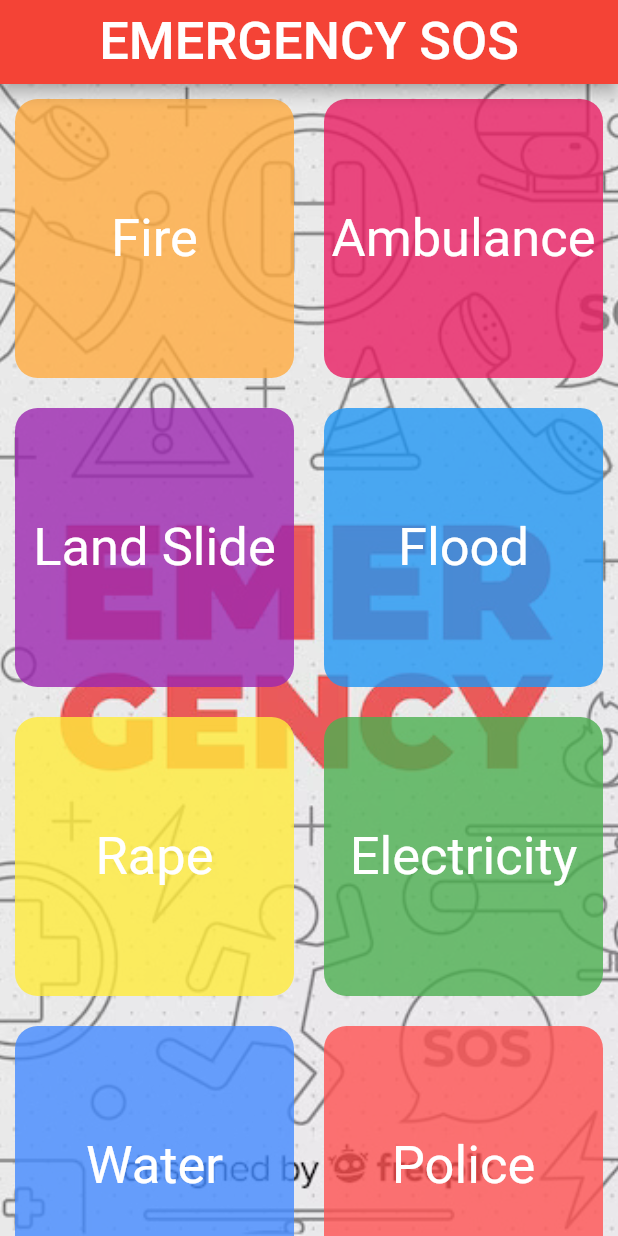
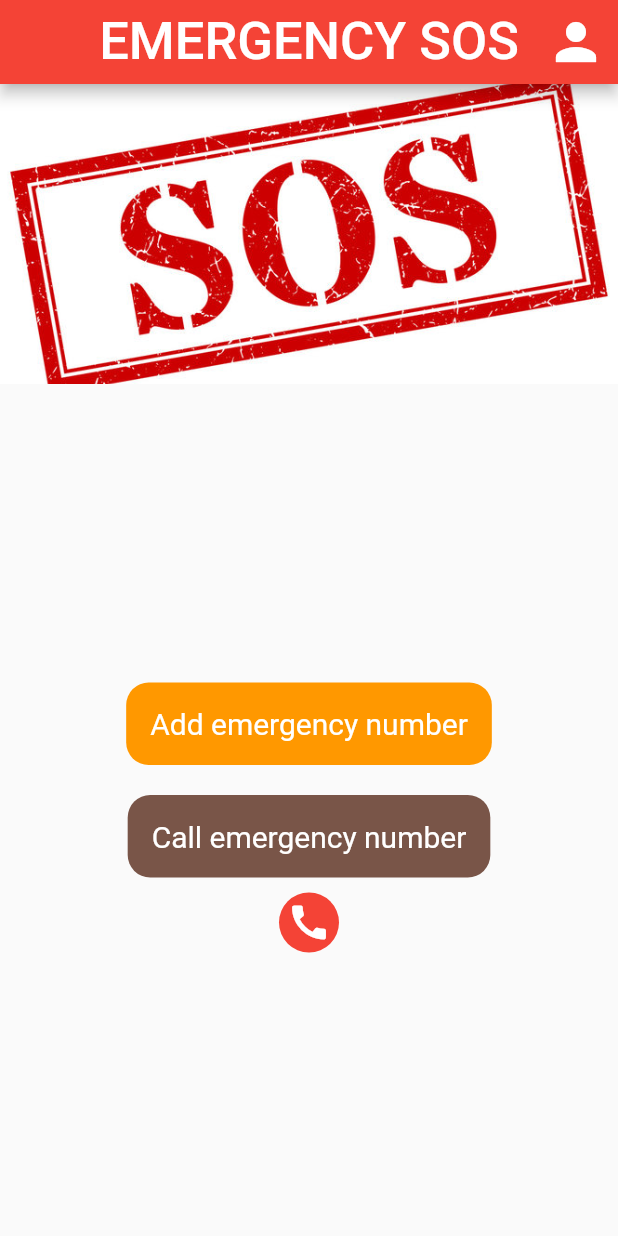
Before and after one commit to VihanDI/Emergency-SOS-App, a Flutter app: the screen it shows after launch, on a phone screen of 412 x 824 dp. Run offline on Flutter 3.47's test engine with Material 2 defaults, Android fonts, the phone set to English and light mode, and no system bars.

Commit message:
neew sos 2
after the logn sign in fixed

```diff
--- a/sos_app 2/sample/lib/Pages/Electricity.dart
+++ b/sos_app 2/sample/lib/Pages/Electricity.dart
@@ -16,7 +16,7 @@ class ElectricityPage extends StatelessWidget {
     return Scaffold(
       appBar: AppBar(
         title: const Text(
-          'EMERGENCY SOS Electricity',
+          'Electricity',
           style: TextStyle(fontSize: 25, color: Colors.white),
         ),
         centerTitle: true,
--- a/sos_app 2/sample/lib/Pages/Fire.dart
+++ b/sos_app 2/sample/lib/Pages/Fire.dart
@@ -16,7 +16,7 @@ class FirePage extends StatelessWidget {
     return Scaffold(
       appBar: AppBar(
         title: const Text(
-          'EMERGENCY SOS ',
+          'Fire ',
           style: TextStyle(fontSize: 25, color: Colors.white),
         ),
         centerTitle: true,
--- a/sos_app 2/sample/lib/Pages/Flood.dart
+++ b/sos_app 2/sample/lib/Pages/Flood.dart
@@ -3,7 +3,7 @@ import 'package:url_launcher/url_launcher.dart';
 
 class FloodPage extends StatelessWidget {
   void _makeEmergencyCall() async {
-    const url = 'tel:1990'; // Change the number to '1990'
+    const url = 'tel:117'; // Change the number to '1990'
     if (await canLaunch(url)) {
       await launch(url);
     } else {
@@ -16,7 +16,7 @@ class FloodPage extends StatelessWidget {
     return Scaffold(
       appBar: AppBar(
         title: const Text(
-          'EMERGENCY SOS Flood',
+          'Flood',
           style: TextStyle(fontSize: 25, color: Colors.white),
         ),
         centerTitle: true,
--- a/sos_app 2/sample/lib/Pages/Hospital.dart
+++ b/sos_app 2/sample/lib/Pages/Hospital.dart
@@ -16,7 +16,7 @@ class HospitalPage extends StatelessWidget {
     return Scaffold(
       appBar: AppBar(
         title: const Text(
-          'EMERGENCY SOS Hospital',
+          'Hospital',
           style: TextStyle(fontSize: 25, color: Colors.white),
         ),
         centerTitle: true,
--- a/sos_app 2/sample/lib/Pages/Land_Slide.dart
+++ b/sos_app 2/sample/lib/Pages/Land_Slide.dart
@@ -16,7 +16,7 @@ class LandSlidePage extends StatelessWidget {
     return Scaffold(
       appBar: AppBar(
         title: const Text(
-          'EMERGENCY SOS Land Slide',
+          ' Land Slide',
           style: TextStyle(fontSize: 25, color: Colors.white),
         ),
         centerTitle: true,
--- a/sos_app 2/sample/lib/main.dart
+++ b/sos_app 2/sample/lib/main.dart
@@ -1,40 +1,16 @@
 import 'package:flutter/material.dart';
-import 'package:flutter/material.dart';
-import 'Pages/Fire.dart'; // Import the FireEmergencyPage
-import 'Pages/Ambulance.dart'; // Import other category pages
-import 'Pages/Land_Slide.dart';
-//import 'Pages/Land slide.dart';
-import 'Pages/Flood.dart';
-import 'Pages/Rape.dart';
-import 'Pages/Electricity.dart';
-import 'Pages/Water.dart';
-import 'Pages/Police.dart';
-import 'Pages/Bomb.dart';
-import 'Pages/Hospital.dart';
-
-// Import other pages as needed
-
+import 'authentification/Login.dart';
+import 'contact/AddEmergency.dart';
+import 'contact/CallEmergency.dart';
+import 'Home.dart';
 
 void main() {
-  runApp(MaterialApp( // Wrap your app with MaterialApp
-    home: EmergencySOS(),
+  runApp(MaterialApp(
+    home: MainPage(),
   ));
 }
-// Define the pageMap here
-Map<String, StatelessWidget> pageMap = {
-  'Fire': FirePage(),
-  'Ambulance': AmbulancePage(),
-  'Land_slide': LandSlidePage(),
-  'Flood': FloodPage(),
-  'Rape': RapePage(),
-  'Electricity': ElectricityPage(),
-  'Water': WaterPage(),
-  'Police': PolicePage(),
-  'Bomb': BombPage(),
-  'Hospital': HospitalPage(),
-};
 
-class EmergencySOS extends StatelessWidget {
+class MainPage extends StatelessWidget {
   @override
   Widget build(BuildContext context) {
     return Scaffold(
@@ -45,47 +21,95 @@ class EmergencySOS extends StatelessWidget {
         ),
         centerTitle: true,
         backgroundColor: Colors.red,
+        actions: [
+          IconButton(
+            icon: Icon(Icons.person),
+            iconSize: 40,
+            onPressed: () {
+              Navigator.push(
+                context,
+                MaterialPageRoute(
+                  builder: (context) => LoginPage(),
                 ),
-      body: Stack(
+              );
+            },
+          ),
+        ],
+      ),
+      body: Column(
         children: [
-          // Background Image
-          Image.asset(
-            'assets/background_image3.jpg',
+          Container(
+            width: double.infinity,
+            height: 200,
+            decoration: BoxDecoration(
+              image: DecorationImage(
+                image: AssetImage('assets/image_123.jpg'),
                 fit: BoxFit.cover,
-            width: double.infinity,
-            height: double.infinity,
               ),
-          GridView.count(
-            crossAxisCount: 2,
-            children: <Widget>[
-              createButton(context,'Fire', Colors.orangeAccent.withOpacity(0.8), 'Call 911 for fire emergencies.', FirePage()),
-              createButton(context,'Ambulance', Colors.pink.withOpacity(0.8), 'Dial 1990 for medical emergencies.',AmbulancePage()),
-              createButton(context,'Land Slide', Colors.purple.withOpacity(0.8), 'Seek shelter and stay safe. and call +94 112 588 946',LandSlidePage()),
-              createButton(context,'Flood', Colors.blue.withOpacity(0.8), 'Move to higher ground.and call 117',FloodPage()),
-              createButton(context,'Rape', Colors.yellow.withOpacity(0.8), 'Call the police immediately.119 or 1929',RapePage()),
-              createButton(context,'Electricity', Colors.green.withOpacity(0.8), 'Contact your utility company.',ElectricityPage()),
-              createButton(context,'Water', Colors.blueAccent.withOpacity(0.8), 'Check water sources for contamination.',WaterPage()),
-              createButton(context,'Police', Colors.redAccent.withOpacity(0.8), 'Dial 119 or 118 for police assistance.',PolicePage()),
-              createButton(context,'Bomb', Colors.black.withOpacity(0.8), 'Evacuate the area and call 119.',BombPage()),
-              createButton(context,'Hospital', Colors.brown.withOpacity(0.8), 'Visit the nearest hospital for medical help. or call 1990 ',HospitalPage()),
+            ),
+          ),
+          Expanded(
+            child: Padding(
+              padding: const EdgeInsets.all(16.0),
+              child: Column(
+                mainAxisAlignment: MainAxisAlignment.center,
+                children: [
+                  createButton(
+                    context,
+                    'Add emergency number',
+                    Colors.orange,
+                    'Add your emergency number',
+                    AddEmergencyPage(),
+                  ),
+                  createButton(
+                    context,
+                    'Call emergency number',
+                    Colors.brown,
+                    'Visit the nearest hospital for medical help, or call 1990.',
+                    CallEmergencyPage(),
+                  ),
+                  Container(
+                    width: 100,
+                    height: 40,
+                    decoration: BoxDecoration(
+                      shape: BoxShape.circle,
+                      color: Colors.red,
+                    ),
+                    child: Center(
+                      child: ElevatedButton(
+                        onPressed: () {
+                          Navigator.of(context).push(
+                            MaterialPageRoute(
+                              builder: (context) => Homepage(),
+                            ),
+                          );
+                        },
+                        style: ElevatedButton.styleFrom(
+                          primary: Colors.transparent,
+                          shadowColor: Colors.transparent,
+                        ),
+                        child: Icon(
+                          Icons.call,
+                          size: 30,
+                          color: Colors.white,
+                        ),
+                      ),
+                    ),
+                  ),
+                  // Add more buttons as needed
                 ],
-              // ... (other buttons)
-
+              ),
+            ),
           ),
         ],
       ),
     );
   }
 
-  Widget createButton(BuildContext context, String title, Color color, String details, StatelessWidget page) {
-    return Container(
-      margin: const EdgeInsets.all(10.0),
-      child: Material(
-        color: color,
-        borderRadius: BorderRadius.circular(15),
-        child: InkWell(
+  Widget createButton(
+      BuildContext context, String title, Color color, String details, StatelessWidget page) {
+    return GestureDetector(
       onTap: () {
-            // Navigate to the specified category page when the button is tapped
         Navigator.push(
           context,
           MaterialPageRoute(
@@ -93,35 +117,18 @@ class EmergencySOS extends StatelessWidget {
           ),
         );
       },
-          child: Center(
+      child: Container(
+        margin: EdgeInsets.all(10.0),
+        padding: EdgeInsets.all(16.0),
+        decoration: BoxDecoration(
+          color: color,
+          borderRadius: BorderRadius.circular(15),
+        ),
         child: Text(
           title,
-              style: TextStyle(fontSize: 35, color: Colors.white),
-            ),
-          ),
+          style: TextStyle(fontSize: 20, color: Colors.white),
         ),
       ),
     );
   }
-
-
-  void showDetailsDialog(BuildContext context, String title, String details) {
-    showDialog(
-      context: context,
-      builder: (BuildContext context) {
-        return AlertDialog(
-          title: Text(title),
-          content: Text(details),
-          actions: <Widget>[
-            TextButton(
-              onPressed: () {
-                Navigator.of(context).pop();
-              },
-              child: Text('Close'),
-            ),
-          ],
-        );
-      },
-    );
 }
-}
--- a/sos_app 2/sample/pubspec.yaml
+++ b/sos_app 2/sample/pubspec.yaml
@@ -30,6 +30,7 @@ environment:
 dependencies:
   flutter:
     sdk: flutter
+  http: ^0.13.3
 
     #sdk: flutter
   url_launcher: ^6.0.12  # Add the latest version of the url_launcher package
@@ -64,6 +65,7 @@ flutter:
     - assets/background_image.jpg
     - assets/background_image2.jpg
     - assets/background_image3.jpg
+    - assets/image_123.jpg
   # To add assets to your application, add an assets section, like this:
   # assets:
   #   - images/a_dot_burr.jpeg
```
Also changed, not shown: sos_app 2/sample/lib/Home.dart (added, +135 -0 lines), sos_app 2/sample/lib/Pages/Police.dart (+16 -2 lines), sos_app 2/sample/lib/Pages/Rape.dart (+14 -1 lines), sos_app 2/sample/lib/Pages/Water.dart (+19 -3 lines), sos_app 2/sample/lib/authentification/Login.dart (added, +61 -0 lines), sos_app 2/sample/lib/authentification/Signin.dart (added, +78 -0 lines), sos_app 2/sample/lib/contact/AddEmergency.dart (added, +68 -0 lines), sos_app 2/sample/lib/contact/CallEmergency.dart (added, +20 -0 lines), sos_app 2/sample/assets/4617104.png (added), sos_app 2/sample/assets/emergency-call-icon-sos-emergency-call_349999-1732.jpg (added), sos_app 2/sample/assets/image_123.jpg (added), 1 other file. Lines whose indentation alone changed are shown as unchanged.
